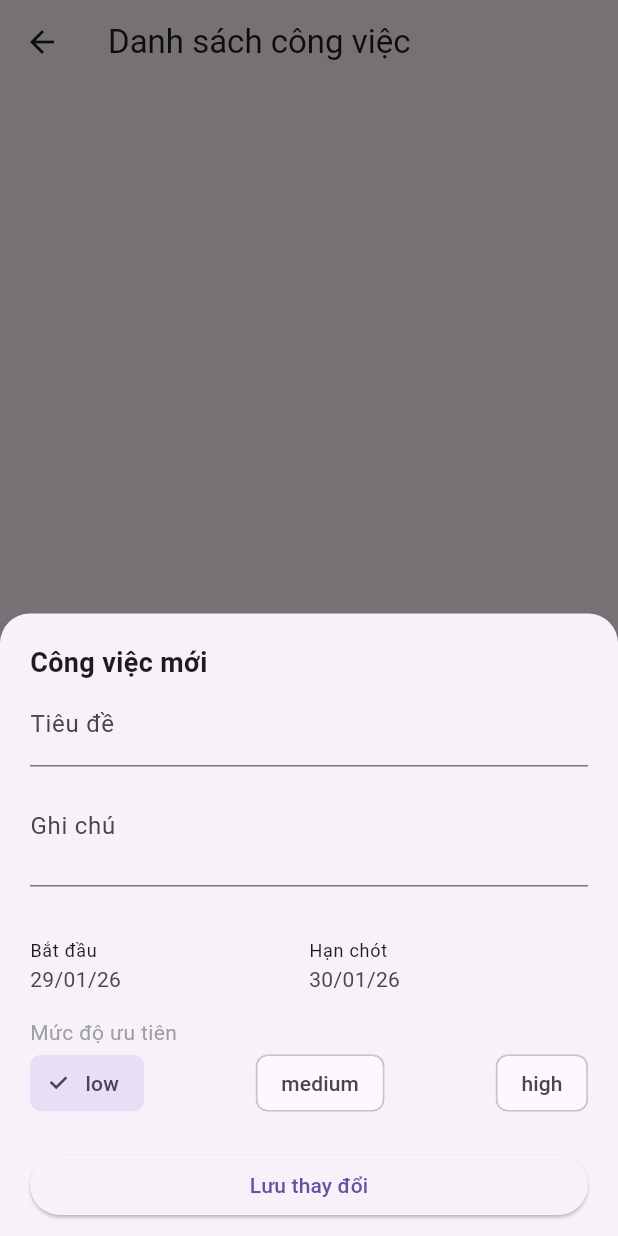
After one commit to thuanbui123/ExpenseTrackerApp, a Flutter app: the TodoList screen opened directly, after a tap on the "add" icon, on a phone screen of 412 x 824 dp. The commit adds this screen. Run offline on Flutter 3.47's test engine with Material 3 defaults, Android fonts, the phone set to English and light mode, and no system bars; our stand-ins replace equatable, flutter_bloc, sqflite; accounts and stored records are empty.

Commit message:
add management todo

```diff
--- /dev/null
+++ b/lib/bloc/todo_bloc.dart
@@ -0,0 +1,60 @@
+import 'package:expense_tracker_app/bloc/todo_event.dart';
+import 'package:expense_tracker_app/bloc/todo_state.dart';
+import 'package:expense_tracker_app/models/todo.dart';
+import 'package:flutter_bloc/flutter_bloc.dart';
+
+import '../helpers/db_helper.dart';
+
+class TodoBloc extends Bloc<TodoEvent, TodoState> {
+  TodoBloc() : super(TodoState(todos: [])) {
+    on<LoadTodos>((event, emit) async {
+      emit(TodoState(todos: state.todos, isLoading: true));
+      try {
+        // await Future.delayed(const Duration(milliseconds: 500));
+        final dataList = await DBHelper.getData(DBHelper.todoTable);
+        final todos = dataList.map((item) => Todo.fromMap(item)).toList();
+        emit(TodoState(todos: todos, isLoading: false));
+      } catch (e) {
+        emit(TodoState(todos: state.todos, isLoading: false));
+      }
+    });
+
+    on<AddTodo>((event, emit) async {
+      final newTodo = Todo(title: event.title, note: event.note, startAt: event.startAt, dueDate: event.dueDate, priority: event.priority, isCompleted: event.isCompleted, createdAt: DateTime.now());
+      await DBHelper.insert(DBHelper.todoTable, newTodo.toMap());
+      final dataList = await DBHelper.getData(DBHelper.todoTable);
+      final updatedTxs = dataList.map((item) => Todo.fromMap(item)).toList();
+      emit(TodoState(todos: updatedTxs));
+    });
+
+    on<DeleteTodo>((event, emit) async {
+      await DBHelper.delete(DBHelper.todoTable, event.id);
+
+      final updatedList = state.todos.where((tx) => tx.id != event.id).toList();
+
+      emit(TodoState(todos: updatedList));
+    });
+
+    on<UpdateTodo>((event, emit) async {
+      await DBHelper.update(DBHelper.todoTable, event.todo.toMap());
+
+      final updatedList = state.todos.map((tx) {
+        return tx.id == event.todo.id ? event.todo : tx;
+      }).toList();
+
+      emit(TodoState(todos: updatedList));
+    });
+
+    on<ToggleTodoStatus>((event, emit) async {
+      final updatedTodo = event.todo.CopyWith(isCompleted: !event.todo.isCompleted);
+
+      await DBHelper.update(DBHelper.todoTable, updatedTodo.toMap());
+
+      final updatedList = state.todos.map((t) {
+        return t.id == updatedTodo.id ? updatedTodo : t;
+      }).toList();
+
+      emit(TodoState(todos: updatedList));
+    });
+  }
+}
--- /dev/null
+++ b/lib/bloc/todo_event.dart
@@ -0,0 +1,51 @@
+import 'package:equatable/equatable.dart';
+
+import '../models/todo.dart';
+
+abstract class TodoEvent extends Equatable {
+  @override
+  List<Object> get props => [];
+}
+
+class LoadTodos extends TodoEvent {}
+
+class AddTodo extends TodoEvent {
+  final String title;
+  final String note;
+  final DateTime startAt;
+  final DateTime dueDate;
+  final TodoPriority priority;
+  final bool isCompleted;
+
+  AddTodo({required this.title, required this.note, required this.startAt, required this.dueDate, this.priority = TodoPriority.medium, this.isCompleted = false});
+
+  @override
+  List<Object> get props => [title, note, startAt, dueDate, priority, isCompleted];
+}
+
+class DeleteTodo extends TodoEvent {
+  final int id;
+
+  DeleteTodo({required this.id});
+
+  @override
+  List<Object> get props => [id];
+}
+
+class UpdateTodo extends TodoEvent {
+  final Todo todo;
+
+  UpdateTodo(this.todo);
+
+  @override
+  List<Object> get props => [todo];
+}
+
+class ToggleTodoStatus extends TodoEvent {
+  final Todo todo;
+
+  ToggleTodoStatus(this.todo);
+
+  @override
+  List<Object> get props => [todo];
+}
--- /dev/null
+++ b/lib/bloc/todo_state.dart
@@ -0,0 +1,7 @@
+import 'package:expense_tracker_app/models/todo.dart';
+
+class TodoState {
+  final List<Todo> todos;
+  final bool isLoading;
+  TodoState({required this.todos, this.isLoading = false});
+}
--- a/lib/bloc/transaction_bloc.dart
+++ b/lib/bloc/transaction_bloc.dart
@@ -21,8 +21,8 @@ class TransactionBloc extends Bloc<TransactionEvent, TransactionState> {
 
     on<AddTransaction>((event, emit) async {
       final newTx = Transaction(title: event.title, amount: event.amount, date: DateTime.now());
-      await DBHelper.insert('user_transactions', newTx.toMap());
-      final dataList = await DBHelper.getData('user_transactions');
+      await DBHelper.insert(DBHelper.tableName, newTx.toMap());
+      final dataList = await DBHelper.getData(DBHelper.tableName);
       final updatedTxs = dataList.map((item) => Transaction.fromMap(item)).toList();
       emit(TransactionState(transactions: updatedTxs));
     });
--- a/lib/config/navigation_cfg.dart
+++ b/lib/config/navigation_cfg.dart
@@ -13,8 +13,8 @@ class NavigationItem {
 final List<NavigationItem> appNavConfig = [
   NavigationItem(page: const HomeGridView(), title: 'Trang chủ', icon: Icons.home, showFab: true),
   NavigationItem(
-    page: const Center(child: Text('Công việc')),
-    title: 'Công việc',
+    page: const Center(child: Text('Tài khoản')),
+    title: 'Tài khoản',
     icon: Icons.work,
     showFab: false,
   ),
--- a/lib/helpers/db_helper.dart
+++ b/lib/helpers/db_helper.dart
@@ -3,15 +3,25 @@ import 'package:sqflite/sqflite.dart' as sql;
 
 class DBHelper {
   static const String tableName = 'user_transactions';
-
+  static const String todoTable = 'user_todos';
   static Future<sql.Database> database() async {
     final dbPath = await sql.getDatabasesPath();
     return sql.openDatabase(
       path.join(dbPath, 'expenses.db'),
-      onCreate: (db, version) {
-        return db.execute('CREATE TABLE $tableName(id INTEGER PRIMARY KEY AUTOINCREMENT, title TEXT, amount REAL, date TEXT)');
+      onCreate: (db, version) async {
+        // Tạo bảng giao dịch
+        await db.execute('CREATE TABLE $tableName(id INTEGER PRIMARY KEY AUTOINCREMENT, title TEXT, amount REAL, date TEXT)');
+        // Tạo bảng công việc (Todo)
+        await db.execute('CREATE TABLE $todoTable(id INTEGER PRIMARY KEY, title TEXT, note TEXT, startAt TEXT, dueDate TEXT, isCompleted INTEGER, priority INTEGER, createdAt TEXT)');
       },
-      version: 1,
+      // Tăng version lên 2 để hệ thống biết cần cập nhật nếu user đã cài bản cũ
+      version: 2,
+      onUpgrade: (db, oldVersion, newVersion) async {
+        if (oldVersion < 2) {
+          // Nếu user đang dùng bản 1, thêm bảng todo vào cho họ
+          await db.execute('CREATE TABLE $todoTable(id TEXT PRIMARY KEY, title TEXT, note TEXT, dueDate TEXT, isCompleted INTEGER, priority INTEGER)');
+        }
+      },
     );
   }
 
--- a/lib/helpers/ui_helper.dart
+++ b/lib/helpers/ui_helper.dart
@@ -1,5 +1,6 @@
 import 'package:flutter/material.dart';
 
+import '../widgets/new_todo.dart';
 import '../widgets/new_transaction.dart';
 
 class UIHelper {
@@ -11,4 +12,13 @@ class UIHelper {
       builder: (_) => const NewTransaction(),
     );
   }
+
+  static void showNewTodoSheet(BuildContext context) {
+    showModalBottomSheet(
+      context: context,
+      isScrollControlled: true,
+      shape: const RoundedRectangleBorder(borderRadius: BorderRadius.vertical(top: Radius.circular(20))),
+      builder: (_) => const NewTodo(),
+    );
+  }
 }
--- /dev/null
+++ b/lib/models/todo.dart
@@ -0,0 +1,25 @@
+enum TodoPriority { low, medium, high }
+
+class Todo {
+  final int? id;
+  final String title;
+  final String note;
+  final DateTime startAt;
+  final DateTime dueDate;
+  final TodoPriority priority;
+  final bool isCompleted;
+  final DateTime createdAt;
+  Todo({this.id, required this.title, required this.note, required this.startAt, required this.dueDate, this.priority = TodoPriority.medium, this.isCompleted = false, required this.createdAt});
+
+  Todo CopyWith({int? id, String? title, String? note, DateTime? startAt, DateTime? dueDate, TodoPriority? priority, bool? isCompleted}) {
+    return Todo(id: id ?? this.id, title: title ?? this.title, note: note ?? this.note, startAt: startAt ?? this.startAt, dueDate: dueDate ?? this.dueDate, priority: priority ?? this.priority, isCompleted: isCompleted ?? this.isCompleted, createdAt: createdAt);
+  }
+
+  Map<String, dynamic> toMap() {
+    return {'id': id, 'title': title, 'note': note, 'startAt': startAt.toIso8601String(), 'dueDate': dueDate.toIso8601String(), 'isCompleted': isCompleted ? 1 : 0, 'priority': priority.index, 'createdAt': createdAt.toIso8601String()};
+  }
+
+  factory Todo.fromMap(Map<String, dynamic> item) {
+    return Todo(id: item['id'], title: item['title'], note: item['note'], startAt: DateTime.parse(item['startAt'] as String), dueDate: DateTime.parse(item['dueDate'] as String), priority: TodoPriority.values[item['priority'] as int], isCompleted: (item['isCompleted'] as int) == 1, createdAt: DateTime.parse(item['createdAt'] as String));
+  }
+}
--- a/lib/widgets/home_grid_view.dart
+++ b/lib/widgets/home_grid_view.dart
@@ -1,3 +1,4 @@
+import 'package:expense_tracker_app/widgets/todo_list.dart';
 import 'package:expense_tracker_app/widgets/transaction_list.dart';
 import 'package:flutter/material.dart';
 
@@ -43,9 +44,7 @@ class HomeGridView extends StatelessWidget {
         title: 'Công việc',
         icon: Icons.checklist_rtl,
         color: Colors.purple,
-        onTap: () {
-          // Chức năng Todo (Project phụ của bạn)
-        },
+        onTap: () => Navigator.push(context, MaterialPageRoute(builder: (context) => TodoList())),
       ),
       MenuItem(
         title: 'Tài khoản/Ví',
--- /dev/null
+++ b/lib/widgets/new_todo.dart
@@ -0,0 +1,132 @@
+import 'package:expense_tracker_app/models/todo.dart';
+import 'package:flutter/material.dart';
+import 'package:flutter_bloc/flutter_bloc.dart';
+import 'package:intl/intl.dart';
+
+import '../bloc/todo_bloc.dart';
+import '../bloc/todo_event.dart';
+
+class NewTodo extends StatefulWidget {
+  final Todo? editingTodo;
+  const NewTodo({super.key, this.editingTodo});
+  @override
+  State<NewTodo> createState() => _NewTodoState();
+}
+
+class _NewTodoState extends State<NewTodo> {
+  final _titleController = TextEditingController();
+  final _noteController = TextEditingController();
+
+  DateTime _startAt = DateTime.now();
+  DateTime _dueDate = DateTime.now().add(const Duration(days: 1));
+  TodoPriority _priority = TodoPriority.low;
+  bool _isCompleted = false;
+
+  @override
+  void initState() {
+    super.initState();
+
+    if (widget.editingTodo != null) {
+      _titleController.text = widget.editingTodo!.title;
+      _titleController.text = widget.editingTodo?.title ?? '';
+      _noteController.text = widget.editingTodo?.note ?? '';
+      _startAt = widget.editingTodo?.startAt ?? DateTime.now();
+      _dueDate = widget.editingTodo?.dueDate ?? DateTime.now().add(const Duration(days: 1));
+      _priority = widget.editingTodo?.priority ?? TodoPriority.medium;
+      _isCompleted = widget.editingTodo?.isCompleted ?? false;
+    }
+  }
+
+  Future<void> _pickDate(BuildContext context, bool isStartDate) async {
+    final picked = await showDatePicker(context: context, initialDate: isStartDate ? _startAt : _dueDate, firstDate: DateTime(2025), lastDate: DateTime(2030));
+    if (picked != null) {
+      setState(() {
+        if (isStartDate)
+          _startAt = picked;
+        else
+          _dueDate = picked;
+      });
+    }
+  }
+
+  void _submitData() {
+    final title = _titleController.text;
+    if (title.isEmpty) return;
+
+    if (widget.editingTodo == null) {
+      // TRƯỜNG HỢP THÊM MỚI: Gửi event AddTodo
+      context.read<TodoBloc>().add(AddTodo(title: title, note: _noteController.text, startAt: _startAt, dueDate: _dueDate, priority: _priority, isCompleted: _isCompleted));
+    } else {
+      // TRƯỜNG HỢP CHỈNH SỬA: Gửi event UpdateTodo
+      final updatedTodo = Todo(id: widget.editingTodo!.id, title: title, note: _noteController.text, startAt: _startAt, dueDate: _dueDate, priority: _priority, isCompleted: _isCompleted, createdAt: widget.editingTodo!.createdAt);
+      context.read<TodoBloc>().add(UpdateTodo(updatedTodo));
+    }
+
+    Navigator.of(context).pop();
+  }
+
+  @override
+  Widget build(BuildContext context) {
+    return Container(
+      padding: EdgeInsets.only(bottom: MediaQuery.of(context).viewInsets.bottom, top: 20, left: 20, right: 20),
+      child: SingleChildScrollView(
+        child: Column(
+          mainAxisSize: MainAxisSize.min,
+          crossAxisAlignment: CrossAxisAlignment.start,
+          children: [
+            Text(widget.editingTodo == null ? 'Công việc mới' : 'Chỉnh sửa', style: const TextStyle(fontSize: 18, fontWeight: FontWeight.bold)),
+            TextField(
+              controller: _titleController,
+              decoration: const InputDecoration(labelText: 'Tiêu đề'),
+            ),
+            TextField(
+              controller: _noteController,
+              decoration: const InputDecoration(labelText: 'Ghi chú'),
+              maxLines: 2,
+            ),
+            const SizedBox(height: 15),
+
+            // Chọn Start At và Due Date
+            Row(
+              children: [
+                Expanded(
+                  child: ListTile(
+                    contentPadding: EdgeInsets.zero,
+                    title: const Text('Bắt đầu', style: TextStyle(fontSize: 12)),
+                    subtitle: Text(DateFormat('dd/MM/yy').format(_startAt)),
+                    onTap: () => _pickDate(context, true),
+                  ),
+                ),
+                Expanded(
+                  child: ListTile(
+                    contentPadding: EdgeInsets.zero,
+                    title: const Text('Hạn chót', style: TextStyle(fontSize: 12)),
+                    subtitle: Text(DateFormat('dd/MM/yy').format(_dueDate)),
+                    onTap: () => _pickDate(context, false),
+                  ),
+                ),
+              ],
+            ),
+
+            // Chọn mức độ ưu tiên
+            const Text('Mức độ ưu tiên', style: TextStyle(fontSize: 14, color: Colors.grey)),
+            Row(
+              mainAxisAlignment: MainAxisAlignment.spaceBetween,
+              children: TodoPriority.values.map((p) => ChoiceChip(label: Text(p.name), selected: _priority == p, onSelected: (val) => setState(() => _priority = p))).toList(),
+            ),
+
+            // Trạng thái hoàn thành (Chỉ hiện khi sửa)
+            if (widget.editingTodo != null) SwitchListTile(title: const Text('Đã hoàn thành'), value: _isCompleted, onChanged: (val) => setState(() => _isCompleted = val)),
+
+            const SizedBox(height: 20),
+            SizedBox(
+              width: double.infinity,
+              child: ElevatedButton(onPressed: _submitData, child: const Text('Lưu thay đổi')),
+            ),
+            const SizedBox(height: 10),
+          ],
+        ),
+      ),
+    );
+  }
+}
--- a/pubspec.yaml
+++ b/pubspec.yaml
@@ -30,7 +30,7 @@ environment:
 dependencies:
   flutter:
     sdk: flutter
-
+  intl: ^0.19.0
   # The following adds the Cupertino Icons font to your application.
   # Use with the CupertinoIcons class for iOS style icons.
   cupertino_icons: ^1.0.8
```
Also changed, not shown: lib/main.dart (+11 -1 lines), lib/widgets/todo_list.dart (added, +152 -0 lines), pubspec.lock.
